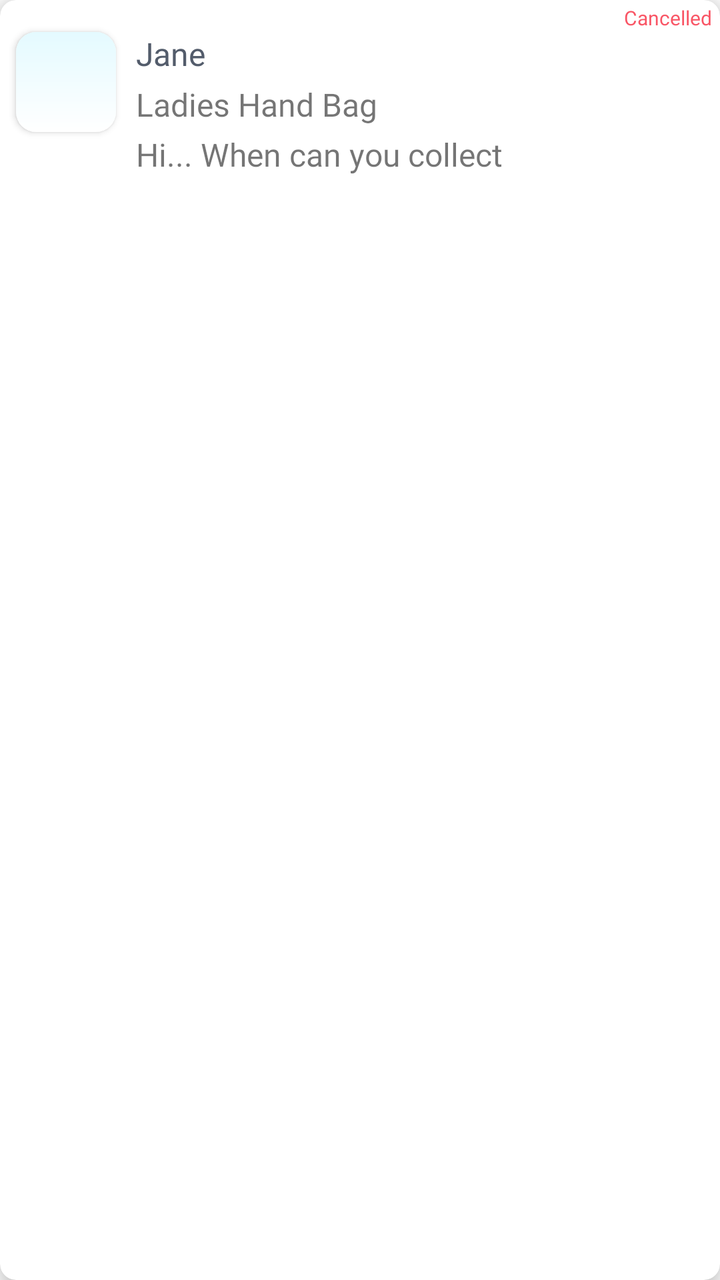
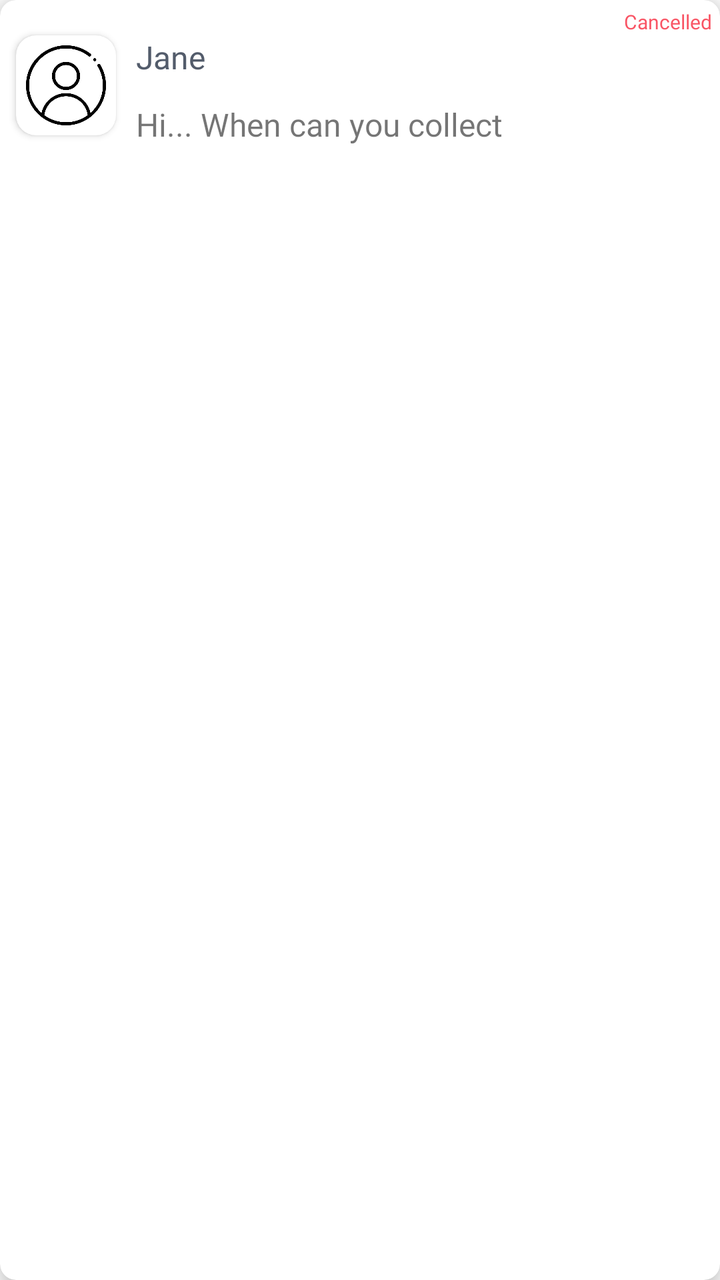

Before-and-after screenshots of an Android layout around one commit, followed by the original layout XML and the change that was made.
<!-- AndroidManifest.xml: application theme Theme.AbraaKaDabraa.App -->
<!-- res/layout/item_layout.xml -->
<?xml version="1.0" encoding="utf-8"?>
<androidx.cardview.widget.CardView xmlns:android="http://schemas.android.com/apk/res/android"
    xmlns:app="http://schemas.android.com/apk/res-auto"
    xmlns:tools="http://schemas.android.com/tools"
    android:layout_width="match_parent"
    android:layout_height="wrap_content"
    app:cardElevation="8dp"
    app:cardCornerRadius="8dp"
    android:layout_margin="8dp">

    <androidx.constraintlayout.widget.ConstraintLayout
        android:id="@+id/postedBy"
        android:layout_width="match_parent"
        android:layout_height="96dp"
        android:fontFamily="@font/montserrat_medium"
        android:text="Alex M"
        android:textSize="16sp"
        app:layout_constraintEnd_toEndOf="parent"
        app:layout_constraintStart_toStartOf="@+id/textView27"
        app:layout_constraintTop_toBottomOf="@+id/textView27">

        <androidx.cardview.widget.CardView
            android:id="@+id/cardView6"
            android:layout_width="50dp"
            android:layout_height="50dp"
            android:layout_marginStart="8dp"
            android:layout_marginTop="16dp"
            app:cardCornerRadius="10dp"
            app:layout_constraintStart_toStartOf="parent"
            app:layout_constraintTop_toTopOf="parent">

            <ImageView
                android:id="@+id/profilePic"
                android:layout_width="match_parent"
                android:layout_height="match_parent"
                android:scaleType="fitXY"
                android:src="@drawable/new_bg_theme" />
        </androidx.cardview.widget.CardView>

        <TextView
            android:id="@+id/userName"
            android:layout_width="0dp"
            android:layout_height="wrap_content"
            android:layout_marginStart="10dp"
            android:layout_marginEnd="8dp"
            android:fontFamily="@font/montserrat_bold"
            android:text="Jane"
            android:textColor="@color/title_color"
            android:textSize="@dimen/sp_16"
            app:layout_constraintEnd_toEndOf="parent"
            app:layout_constraintHorizontal_bias="0.3"
            app:layout_constraintStart_toEndOf="@+id/cardView6"
            app:layout_constraintTop_toTopOf="@+id/cardView6" />

        <TextView
            android:id="@+id/productName"
            android:layout_width="0dp"
            android:layout_height="wrap_content"
            android:fontFamily="@font/montserrat_medium"
            android:text="Ladies Hand Bag"
            android:textSize="16sp"
            app:layout_constraintBottom_toTopOf="@+id/message"
            app:layout_constraintStart_toStartOf="@+id/userName"
            app:layout_constraintTop_toBottomOf="@+id/userName" />

        <TextView
            android:id="@+id/message"
            android:layout_width="0dp"
            android:layout_height="wrap_content"
            android:layout_marginEnd="24dp"
            android:layout_marginBottom="8dp"
            android:fontFamily="@font/montserrat_regular"
            android:textSize="@dimen/sp_16"
            android:maxLines="1"
            android:text="Hi... When can you collect"
            app:layout_constraintBottom_toBottomOf="parent"
            app:layout_constraintEnd_toEndOf="parent"
            app:layout_constraintStart_toStartOf="@+id/productName" />

        <TextView
            android:id="@+id/time"
            android:layout_width="wrap_content"
            android:layout_height="wrap_content"
            android:layout_marginEnd="4dp"
            android:layout_marginBottom="2dp"
            android:fontFamily="@font/montserrat_regular"
            android:text="15 Sep 2022"
            android:textColor="@color/edit_text_color"
            android:textSize="10sp"
            android:visibility="gone"
            app:layout_constraintBottom_toBottomOf="parent"
            app:layout_constraintEnd_toEndOf="parent" />

        <TextView
            android:id="@+id/cancelledTxt"
            android:layout_width="wrap_content"
            android:layout_height="wrap_content"
            android:layout_marginTop="2dp"
            android:layout_marginEnd="4dp"
            android:text="Cancelled"
            android:visibility="visible"
            android:fontFamily="@font/montserrat_medium"
            android:textColor="@color/status_declined"
            android:textSize="10sp"
            app:layout_constraintEnd_toEndOf="parent"
            app:layout_constraintTop_toTopOf="parent" />

    </androidx.constraintlayout.widget.ConstraintLayout>
</androidx.cardview.widget.CardView>
<!-- resources referenced by this layout -->
<resources>
  <color name="edit_text_color">#8898AA</color>
  <color name="status_declined">#F95565</color>
  <color name="title_color">#535C6B</color>
  <dimen name="sp_16">16sp</dimen>
  <!-- drawable new_bg_theme (drawable) -->
  <shape xmlns:android="http://schemas.android.com/apk/res/android" android:shape="rectangle" >
      <gradient
          android:startColor="#FFFFFF"
          android:endColor="#E4FAFF"
          android:angle="90"/>
  </shape>
  <style name="Theme.AbraaKaDabraa.App" parent="Theme.MaterialComponents.Light.DarkActionBar">
          <item name="colorPrimary">@color/theme_color</item>
          <item name="colorPrimaryVariant">@color/theme_color</item>
          <item name="colorOnPrimary">@color/theme_color</item>
      </style>
  <color name="theme_color">#416D49</color>
</resources>

<!-- the commit's change to res/layout/item_layout.xml (unified diff, before → after) -->
@@ -11,7 +11,7 @@
     <androidx.constraintlayout.widget.ConstraintLayout
         android:id="@+id/postedBy"
         android:layout_width="match_parent"
-        android:layout_height="96dp"
+        android:layout_height="85dp"
         android:fontFamily="@font/montserrat_medium"
         android:text="Alex M"
         android:textSize="16sp"
@@ -24,8 +24,8 @@
             android:layout_width="50dp"
             android:layout_height="50dp"
             android:layout_marginStart="8dp"
-            android:layout_marginTop="16dp"
             app:cardCornerRadius="10dp"
+            app:layout_constraintBottom_toBottomOf="parent"
             app:layout_constraintStart_toStartOf="parent"
             app:layout_constraintTop_toTopOf="parent">
 
@@ -33,8 +33,9 @@
                 android:id="@+id/profilePic"
                 android:layout_width="match_parent"
                 android:layout_height="match_parent"
-                android:scaleType="fitXY"
-                android:src="@drawable/new_bg_theme" />
+                android:scaleType="fitCenter"
+                android:padding="5dp"
+                android:src="@drawable/user" />
         </androidx.cardview.widget.CardView>
 
         <TextView
@@ -42,7 +43,7 @@
             android:layout_width="0dp"
             android:layout_height="wrap_content"
             android:layout_marginStart="10dp"
-            android:layout_marginEnd="8dp"
+            android:layout_marginEnd="16dp"
             android:fontFamily="@font/montserrat_bold"
             android:text="Jane"
             android:textColor="@color/title_color"
@@ -56,10 +57,14 @@
             android:id="@+id/productName"
             android:layout_width="0dp"
             android:layout_height="wrap_content"
+            android:layout_marginEnd="8dp"
             android:fontFamily="@font/montserrat_medium"
+            android:maxLines="1"
             android:text="Ladies Hand Bag"
             android:textSize="16sp"
+            android:visibility="gone"
             app:layout_constraintBottom_toTopOf="@+id/message"
+            app:layout_constraintEnd_toEndOf="parent"
             app:layout_constraintStart_toStartOf="@+id/userName"
             app:layout_constraintTop_toBottomOf="@+id/userName" />
 
@@ -67,15 +72,17 @@
             android:id="@+id/message"
             android:layout_width="0dp"
             android:layout_height="wrap_content"
+            android:layout_marginTop="8dp"
             android:layout_marginEnd="24dp"
             android:layout_marginBottom="8dp"
             android:fontFamily="@font/montserrat_regular"
-            android:textSize="@dimen/sp_16"
             android:maxLines="1"
             android:text="Hi... When can you collect"
+            android:textSize="@dimen/sp_16"
             app:layout_constraintBottom_toBottomOf="parent"
             app:layout_constraintEnd_toEndOf="parent"
-            app:layout_constraintStart_toStartOf="@+id/productName" />
+            app:layout_constraintStart_toStartOf="@+id/userName"
+            app:layout_constraintTop_toBottomOf="@+id/userName" />
 
         <TextView
             android:id="@+id/time"
@@ -95,13 +102,13 @@
             android:id="@+id/cancelledTxt"
             android:layout_width="wrap_content"
             android:layout_height="wrap_content"
-            android:layout_marginTop="2dp"
+            android:layout_marginTop="4dp"
             android:layout_marginEnd="4dp"
+            android:fontFamily="@font/montserrat_medium"
             android:text="Cancelled"
-            android:visibility="visible"
-            android:fontFamily="@font/montserrat_medium"
             android:textColor="@color/status_declined"
             android:textSize="10sp"
+            android:visibility="visible"
             app:layout_constraintEnd_toEndOf="parent"
             app:layout_constraintTop_toTopOf="parent" />
 
<!-- resource entries referenced after the edit -->
@@ -4,13 +4,7 @@
   <color name="status_declined">#F95565</color>
   <color name="title_color">#535C6B</color>
   <dimen name="sp_16">16sp</dimen>
-  <!-- drawable new_bg_theme (drawable) -->
-  <shape xmlns:android="http://schemas.android.com/apk/res/android" android:shape="rectangle" >
-      <gradient
-          android:startColor="#FFFFFF"
-          android:endColor="#E4FAFF"
-          android:angle="90"/>
-  </shape>
+  <!-- drawable user: png bitmap (drawable, 20057 bytes) -->
   <style name="Theme.AbraaKaDabraa.App" parent="Theme.MaterialComponents.Light.DarkActionBar">
           <item name="colorPrimary">@color/theme_color</item>
           <item name="colorPrimaryVariant">@color/theme_color</item>
